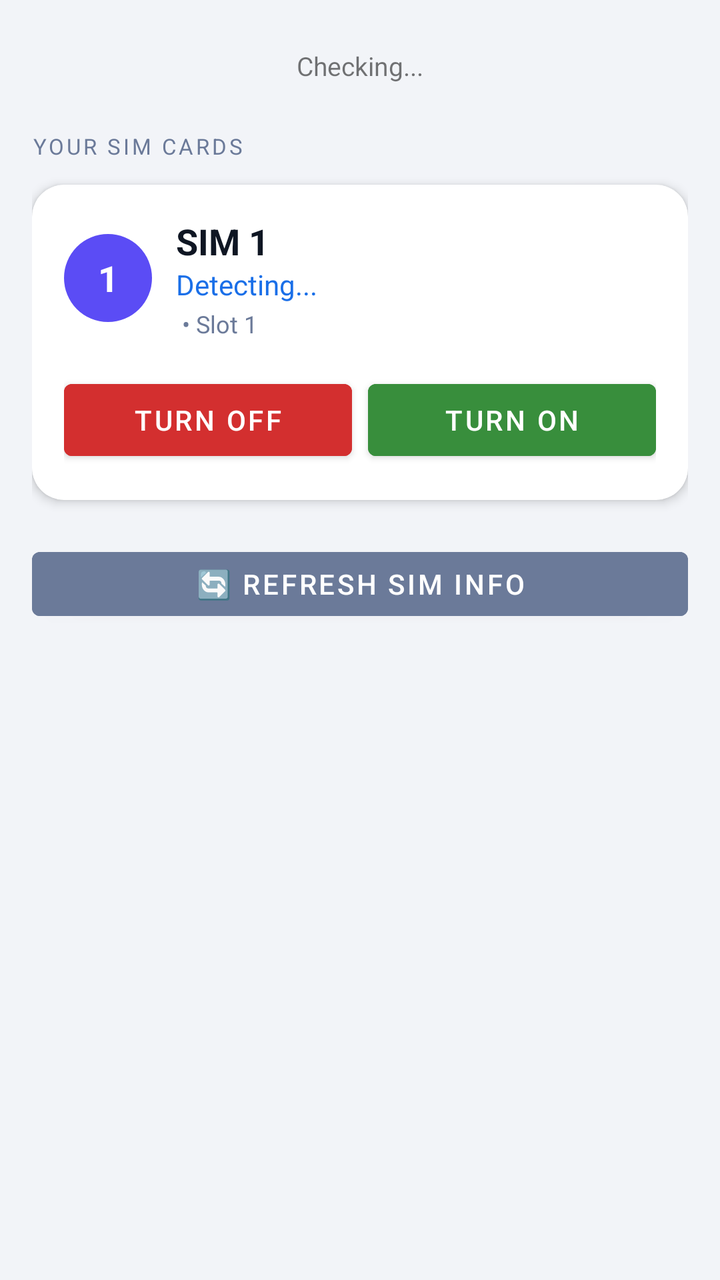
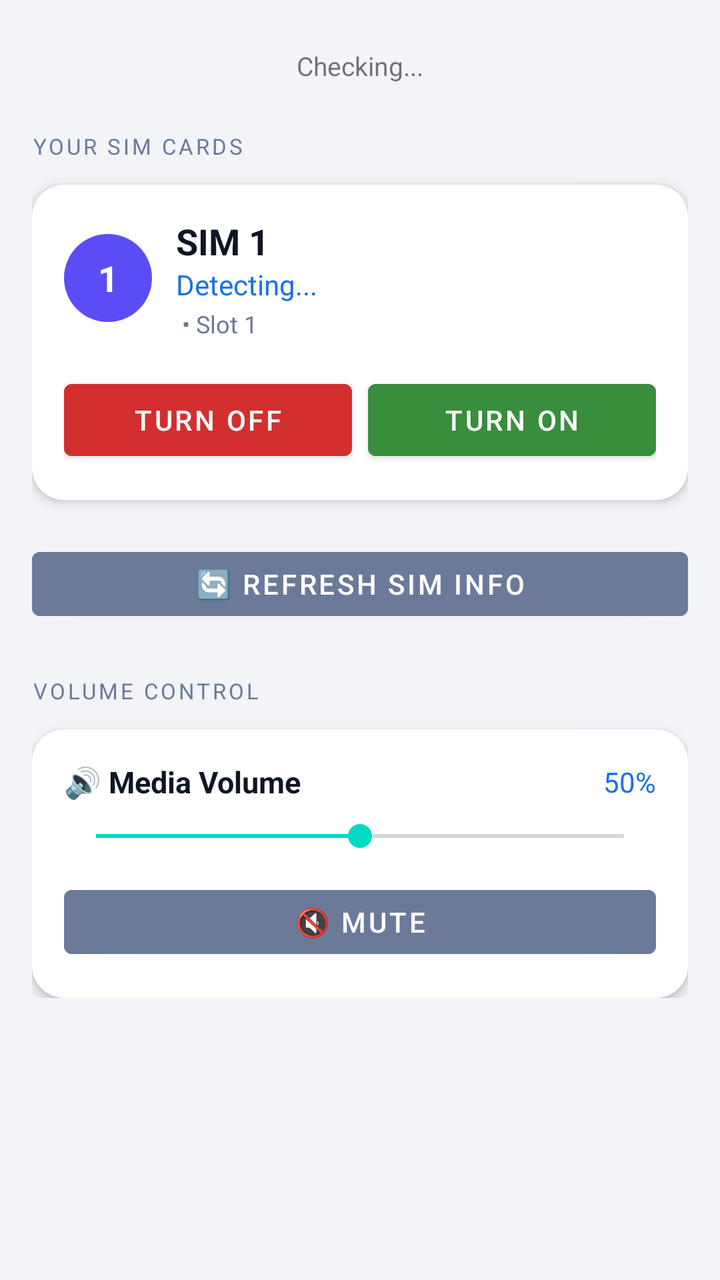

Before-and-after screenshots of an Android layout around one commit, followed by the original layout XML and the change that was made.
<!-- AndroidManifest.xml: application theme Theme.SimScheduler -->
<!-- res/layout/fragment_sim_control.xml -->
<?xml version="1.0" encoding="utf-8"?>
<ScrollView xmlns:android="http://schemas.android.com/apk/res/android"
    xmlns:app="http://schemas.android.com/apk/res-auto"
    android:layout_width="match_parent"
    android:layout_height="match_parent"
    android:background="@color/background">

    <LinearLayout
        android:layout_width="match_parent"
        android:layout_height="wrap_content"
        android:orientation="vertical"
        android:padding="16dp">

        
        <TextView
            android:id="@+id/serviceStatus"
            android:layout_width="match_parent"
            android:layout_height="wrap_content"
            android:text="Checking..."
            android:textSize="13sp"
            android:gravity="center"
            android:padding="8dp"
            android:layout_marginBottom="16dp"/>

        
        <TextView
            android:layout_width="match_parent"
            android:layout_height="wrap_content"
            android:text="YOUR SIM CARDS"
            android:textSize="11sp"
            android:textColor="@color/text_secondary"
            android:letterSpacing="0.12"
            android:layout_marginBottom="12dp"/>

        
        <androidx.cardview.widget.CardView
            android:layout_width="match_parent"
            android:layout_height="wrap_content"
            android:layout_marginBottom="12dp"
            app:cardCornerRadius="16dp"
            app:cardElevation="3dp"
            app:cardBackgroundColor="@color/card_background">

            <LinearLayout
                android:layout_width="match_parent"
                android:layout_height="wrap_content"
                android:orientation="vertical"
                android:padding="16dp">

                
                <LinearLayout
                    android:layout_width="match_parent"
                    android:layout_height="wrap_content"
                    android:orientation="horizontal"
                    android:gravity="center_vertical"
                    android:layout_marginBottom="16dp">

                    
                    <TextView
                        android:layout_width="44dp"
                        android:layout_height="44dp"
                        android:text="1"
                        android:textSize="18sp"
                        android:textStyle="bold"
                        android:textColor="#FFFFFF"
                        android:gravity="center"
                        android:background="@drawable/sim_badge"
                        android:layout_marginEnd="12dp"/>

                    
                    <LinearLayout
                        android:layout_width="0dp"
                        android:layout_height="wrap_content"
                        android:layout_weight="1"
                        android:orientation="vertical">

                        <TextView
                            android:id="@+id/sim1Name"
                            android:layout_width="wrap_content"
                            android:layout_height="wrap_content"
                            android:text="SIM 1"
                            android:textSize="18sp"
                            android:textStyle="bold"
                            android:textColor="@color/text_primary"/>

                        <TextView
                            android:id="@+id/sim1Carrier"
                            android:layout_width="wrap_content"
                            android:layout_height="wrap_content"
                            android:text="Detecting..."
                            android:textSize="14sp"
                            android:textColor="@color/accent"/>

                        <LinearLayout
                            android:layout_width="wrap_content"
                            android:layout_height="wrap_content"
                            android:orientation="horizontal"
                            android:gravity="center_vertical"
                            android:layout_marginTop="2dp">

                            <TextView
                                android:id="@+id/sim1Number"
                                android:layout_width="wrap_content"
                                android:layout_height="wrap_content"
                                android:text=""
                                android:textSize="12sp"
                                android:textColor="@color/text_secondary"/>

                            <TextView
                                android:layout_width="wrap_content"
                                android:layout_height="wrap_content"
                                android:text=" • "
                                android:textSize="12sp"
                                android:textColor="@color/text_secondary"/>

                            <TextView
                                android:id="@+id/sim1Slot"
                                android:layout_width="wrap_content"
                                android:layout_height="wrap_content"
                                android:text="Slot 1"
                                android:textSize="12sp"
                                android:textColor="@color/text_secondary"/>
                        </LinearLayout>
                    </LinearLayout>
                </LinearLayout>

                
                <LinearLayout
                    android:layout_width="match_parent"
                    android:layout_height="wrap_content"
                    android:orientation="horizontal">

                    <Button
                        android:id="@+id/sim1BtnOff"
                        android:layout_width="0dp"
                        android:layout_height="48dp"
                        android:layout_weight="1"
                        android:text="Turn OFF"
                        android:textSize="14sp"
                        android:backgroundTint="#D32F2F"
                        android:layout_marginEnd="8dp"/>

                    <Button
                        android:id="@+id/sim1BtnOn"
                        android:layout_width="0dp"
                        android:layout_height="48dp"
                        android:layout_weight="1"
                        android:text="Turn ON"
                        android:textSize="14sp"
                        android:backgroundTint="#388E3C"/>
                </LinearLayout>

            </LinearLayout>
        </androidx.cardview.widget.CardView>

        
        <androidx.cardview.widget.CardView
            android:id="@+id/sim2Card"
            android:layout_width="match_parent"
            android:layout_height="wrap_content"
            android:layout_marginBottom="12dp"
            android:visibility="gone"
            app:cardCornerRadius="16dp"
            app:cardElevation="3dp"
            app:cardBackgroundColor="@color/card_background">

            <LinearLayout
                android:layout_width="match_parent"
                android:layout_height="wrap_content"
                android:orientation="vertical"
                android:padding="16dp">

                
                <LinearLayout
                    android:layout_width="match_parent"
                    android:layout_height="wrap_content"
                    android:orientation="horizontal"
                    android:gravity="center_vertical"
                    android:layout_marginBottom="16dp">

                    <TextView
                        android:layout_width="44dp"
                        android:layout_height="44dp"
                        android:text="2"
                        android:textSize="18sp"
                        android:textStyle="bold"
                        android:textColor="#FFFFFF"
                        android:gravity="center"
                        android:background="@drawable/sim_badge_2"
                        android:layout_marginEnd="12dp"/>

                    <LinearLayout
                        android:layout_width="0dp"
                        android:layout_height="wrap_content"
                        android:layout_weight="1"
                        android:orientation="vertical">

                        <TextView
                            android:id="@+id/sim2Name"
                            android:layout_width="wrap_content"
                            android:layout_height="wrap_content"
                            android:text="SIM 2"
                            android:textSize="18sp"
                            android:textStyle="bold"
                            android:textColor="@color/text_primary"/>

                        <TextView
                            android:id="@+id/sim2Carrier"
                            android:layout_width="wrap_content"
                            android:layout_height="wrap_content"
                            android:text="Detecting..."
                            android:textSize="14sp"
                            android:textColor="@color/sim2_color"/>

                        <LinearLayout
                            android:layout_width="wrap_content"
                            android:layout_height="wrap_content"
                            android:orientation="horizontal"
                            android:gravity="center_vertical"
                            android:layout_marginTop="2dp">

                            <TextView
                                android:id="@+id/sim2Number"
                                android:layout_width="wrap_content"
                                android:layout_height="wrap_content"
                                android:text=""
                                android:textSize="12sp"
                                android:textColor="@color/text_secondary"/>

                            <TextView
                                android:layout_width="wrap_content"
                                android:layout_height="wrap_content"
                                android:text=" • "
                                android:textSize="12sp"
                                android:textColor="@color/text_secondary"/>

                            <TextView
                                android:id="@+id/sim2Slot"
                                android:layout_width="wrap_content"
                                android:layout_height="wrap_content"
                                android:text="Slot 2"
                                android:textSize="12sp"
                                android:textColor="@color/text_secondary"/>
                        </LinearLayout>
                    </LinearLayout>
                </LinearLayout>

                
                <LinearLayout
                    android:layout_width="match_parent"
                    android:layout_height="wrap_content"
                    android:orientation="horizontal">

                    <Button
                        android:id="@+id/sim2BtnOff"
                        android:layout_width="0dp"
                        android:layout_height="48dp"
                        android:layout_weight="1"
                        android:text="Turn OFF"
                        android:textSize="14sp"
                        android:backgroundTint="#D32F2F"
                        android:layout_marginEnd="8dp"/>

                    <Button
                        android:id="@+id/sim2BtnOn"
                        android:layout_width="0dp"
                        android:layout_height="48dp"
                        android:layout_weight="1"
                        android:text="Turn ON"
                        android:textSize="14sp"
                        android:backgroundTint="#388E3C"/>
                </LinearLayout>

            </LinearLayout>
        </androidx.cardview.widget.CardView>

        
        <Button
            android:id="@+id/refreshBtn"
            android:layout_width="match_parent"
            android:layout_height="44dp"
            android:text="🔄 Refresh SIM Info"
            android:textSize="14sp"
            android:backgroundTint="@color/text_secondary"
            android:layout_marginTop="8dp"/>

    </LinearLayout>
</ScrollView>
<!-- resources referenced by this layout -->
<resources>
  <color name="accent">#1A6FE8</color>
  <color name="background">#F2F4F8</color>
  <color name="card_background">#FFFFFF</color>
  <color name="sim2_color">#1A9AF5</color>
  <color name="text_primary">#0F1623</color>
  <color name="text_secondary">#6B7A99</color>
  <!-- drawable sim_badge (drawable) -->
  <?xml version="1.0" encoding="utf-8"?>
  <shape xmlns:android="http://schemas.android.com/apk/res/android"
      android:shape="oval">
      <solid android:color="#5B4CF5" />
  </shape>
  <!-- drawable sim_badge_2 (drawable) -->
  <?xml version="1.0" encoding="utf-8"?>
  <shape xmlns:android="http://schemas.android.com/apk/res/android"
      android:shape="oval">
      <solid android:color="#1A9AF5" />
  </shape>
  <style name="Theme.SimScheduler" parent="Theme.MaterialComponents.Light.NoActionBar">
          <item name="colorPrimary">@color/accent</item>
          <item name="colorPrimaryVariant">@color/accent</item>
          <item name="colorOnPrimary">@android:color/white</item>
          <item name="android:windowBackground">@color/background</item>
          <item name="android:statusBarColor">@color/background</item>
          <item name="android:windowLightStatusBar">true</item>
      </style>
</resources>

<!-- the commit's change to res/layout/fragment_sim_control.xml (unified diff, before → after) -->
@@ -284,5 +284,77 @@
             android:backgroundTint="@color/text_secondary"
             android:layout_marginTop="8dp"/>
 
+        
+        <TextView
+            android:layout_width="match_parent"
+            android:layout_height="wrap_content"
+            android:text="VOLUME CONTROL"
+            android:textSize="11sp"
+            android:textColor="@color/text_secondary"
+            android:letterSpacing="0.12"
+            android:layout_marginTop="24dp"
+            android:layout_marginBottom="12dp"/>
+
+        
+        <androidx.cardview.widget.CardView
+            android:layout_width="match_parent"
+            android:layout_height="wrap_content"
+            app:cardCornerRadius="16dp"
+            app:cardElevation="3dp"
+            app:cardBackgroundColor="@color/card_background">
+
+            <LinearLayout
+                android:layout_width="match_parent"
+                android:layout_height="wrap_content"
+                android:orientation="vertical"
+                android:padding="16dp">
+
+                
+                <LinearLayout
+                    android:layout_width="match_parent"
+                    android:layout_height="wrap_content"
+                    android:orientation="horizontal"
+                    android:gravity="center_vertical">
+
+                    <TextView
+                        android:layout_width="0dp"
+                        android:layout_height="wrap_content"
+                        android:layout_weight="1"
+                        android:text="🔊 Media Volume"
+                        android:textSize="15sp"
+                        android:textStyle="bold"
+                        android:textColor="@color/text_primary"/>
+
+                    <TextView
+                        android:id="@+id/volumePercentText"
+                        android:layout_width="wrap_content"
+                        android:layout_height="wrap_content"
+                        android:text="50%"
+                        android:textSize="14sp"
+                        android:textColor="@color/accent"/>
+                </LinearLayout>
+
+                
+                <SeekBar
+                    android:id="@+id/volumeSeekBar"
+                    android:layout_width="match_parent"
+                    android:layout_height="wrap_content"
+                    android:max="100"
+                    android:progress="50"
+                    android:layout_marginTop="8dp"/>
+
+                
+                <Button
+                    android:id="@+id/muteToggleBtn"
+                    android:layout_width="match_parent"
+                    android:layout_height="44dp"
+                    android:text="🔇 Mute"
+                    android:textSize="14sp"
+                    android:backgroundTint="@color/text_secondary"
+                    android:layout_marginTop="12dp"/>
+
+            </LinearLayout>
+        </androidx.cardview.widget.CardView>
+
     </LinearLayout>
 </ScrollView>
